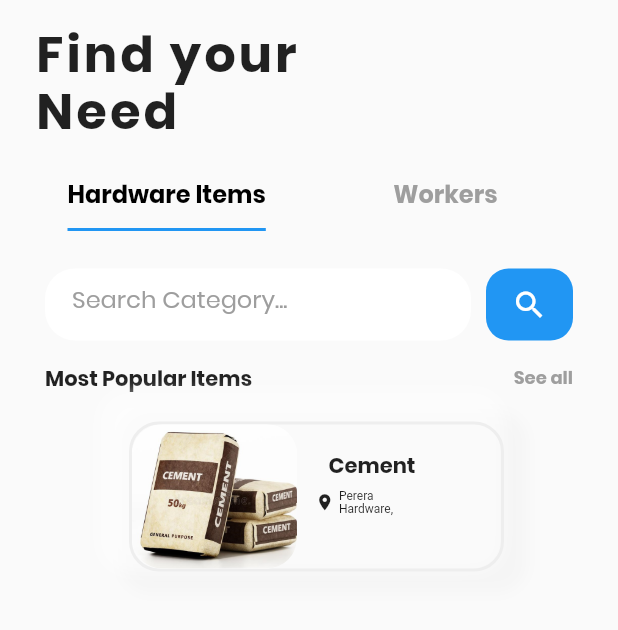
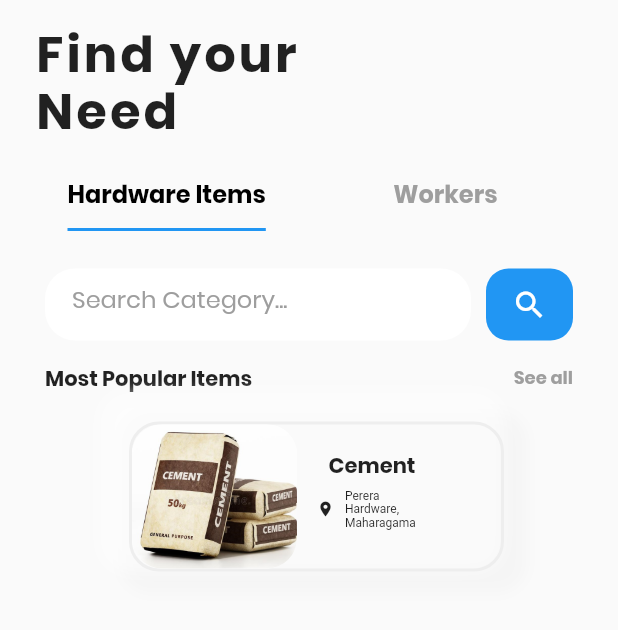
Before and after one commit to ProSiteGroup2/Group2, a Flutter app: the screen it shows after launch, on a phone screen of 412 x 824 dp, the part 90-720 px from its top. Run offline on Flutter 3.47's test engine with Material 2 defaults, Android fonts, the phone set to English and light mode, and no system bars.

```diff
--- a/lib/src/ui/home_screen.dart
+++ b/lib/src/ui/home_screen.dart
@@ -35,7 +35,6 @@ class _HomeScreenState extends State<HomeScreen> with TickerProviderStateMixin {
         ),
       ),
       body: SafeArea(
-
          child: SingleChildScrollView(
             child: Column(children: [
 
@@ -195,7 +194,7 @@ class _HomeScreenState extends State<HomeScreen> with TickerProviderStateMixin {
                                       ),
                                   ),
                                   Container(
-                                     margin: EdgeInsets.only(right:15,top: 20),
+                                     margin: EdgeInsets.only(top: 20),
                                      width: 100,
                                     height: 100,
                                     child: Column(
@@ -210,13 +209,25 @@ class _HomeScreenState extends State<HomeScreen> with TickerProviderStateMixin {
                                             height: 1.15),),
                                         ),
                                         Container(
-                                          width: 80,
+                                          width: 100,
                                           margin: EdgeInsets.all(7),
                                           padding: EdgeInsets.only(left:2.0,right: 2),
                                           child: Row(
                                             children: [
-                                              Container(child: Icon(Icons.location_on,size: 13.0,)),
-                                              Container(width:60,padding: EdgeInsets.only(left:3.0,right: 2),child: Text("Perera Hardware,\n Maharagama",style: TextStyle(fontSize: 8),maxLines:2,overflow: TextOverflow.ellipsis,softWrap: false,))
+                                              Container(
+                                                width: 20,
+                                                child: Icon(Icons.location_on,size: 12.0,)),
+                                              Container(
+                                                width:60,
+                                                padding: EdgeInsets.only(left:3.0,right: 2),
+                                                child: Text(
+                                                  "Perera Hardware, Maharagama",
+                                                   style: TextStyle(
+                                                     fontSize: 8),
+                                                     maxLines:3,
+                                                     overflow: TextOverflow.ellipsis
+                                                     ,softWrap: false,
+                                                     ))
                                             ],
                                           ),
                                         )
@@ -270,22 +281,3 @@ class _HomeScreenState extends State<HomeScreen> with TickerProviderStateMixin {
     );
   }
 }
-
-// class CustomSearchDelegate extends SearchDelegate{
-//   @override
-//   List<Widget> buildActions(BuildContext context) {
-//     // TODO: implement buildActions
-//     // throw UnimplementedError();
-//   }
-//   @override
-//   Widget buildLeading(BuildContext context){
-
-//   }
-//    @override
-//   Widget buildResults(BuildContext context){
-
-//   }
-//    @override
-//   Widget buildSuggestions(BuildContext context){
-
-//   }
```
Lines whose indentation alone changed are shown as unchanged.
